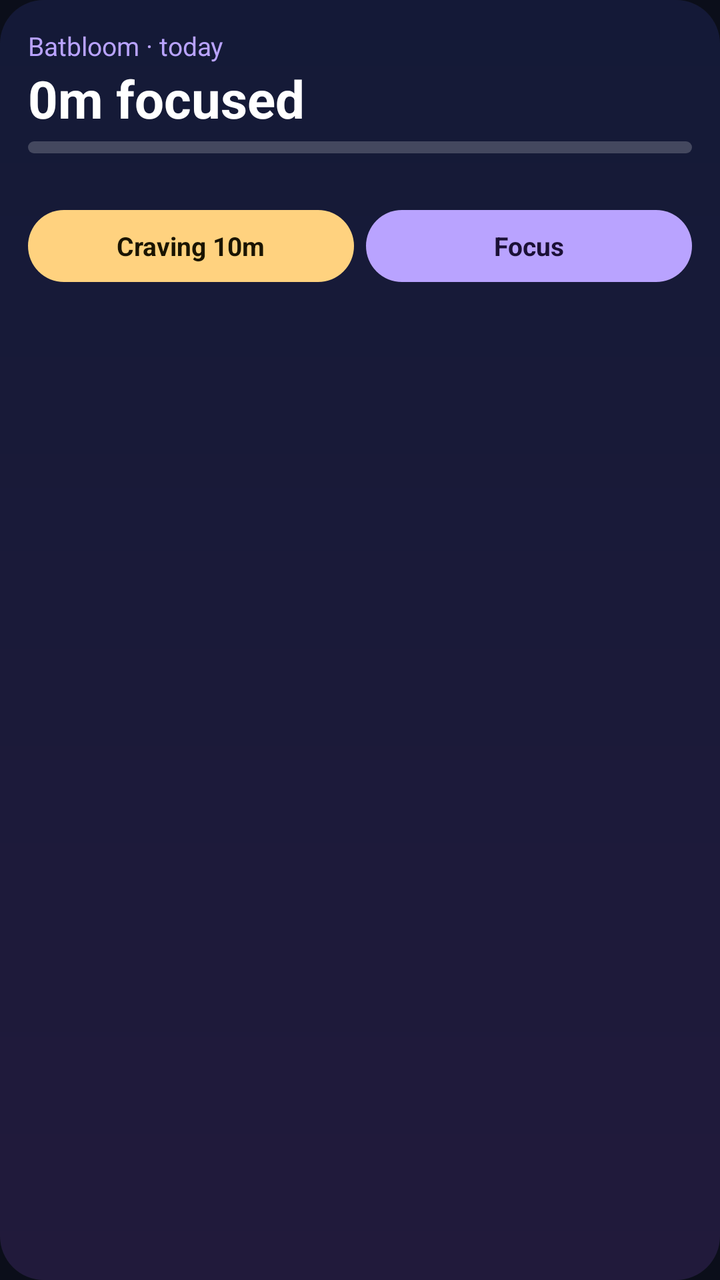
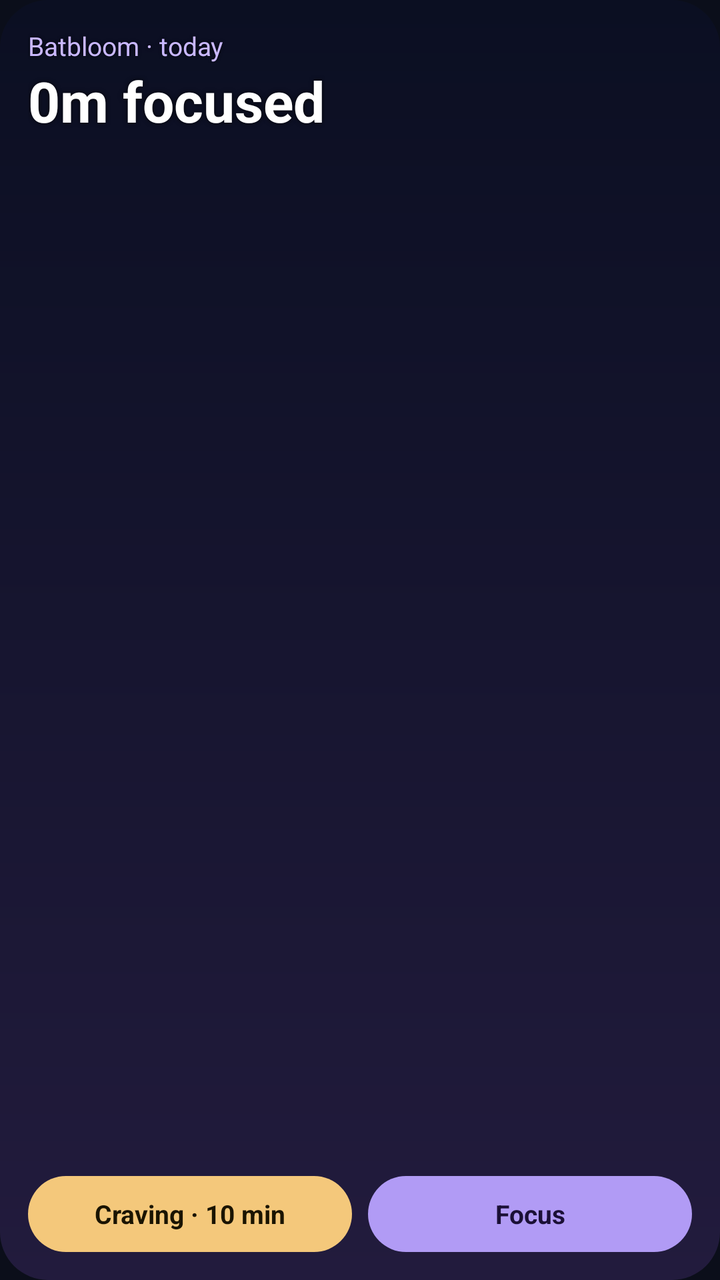

Screens rendered from an Android XML layout before and after an edit, with the pre-edit source and the edit as a unified diff.
<!-- AndroidManifest.xml: application theme Theme.Batbloom -->
<!-- res/layout/widget_bloom.xml -->
<?xml version="1.0" encoding="utf-8"?>
<LinearLayout xmlns:android="http://schemas.android.com/apk/res/android"
    android:id="@+id/w_root"
    android:layout_width="match_parent"
    android:layout_height="match_parent"
    android:background="@drawable/widget_bg"
    android:orientation="vertical"
    android:padding="14dp">

    <TextView
        android:id="@+id/w_title"
        android:layout_width="match_parent"
        android:layout_height="wrap_content"
        android:ellipsize="end"
        android:maxLines="1"
        android:text="Batbloom · today"
        android:textColor="#B9A3FF"
        android:textSize="13sp" />

    <Chronometer
        android:id="@+id/w_timer"
        android:layout_width="wrap_content"
        android:layout_height="wrap_content"
        android:textColor="#FFFFFF"
        android:textSize="30sp"
        android:textStyle="bold"
        android:visibility="gone" />

    <TextView
        android:id="@+id/w_main"
        android:layout_width="match_parent"
        android:layout_height="wrap_content"
        android:maxLines="1"
        android:text="0m focused"
        android:textColor="#FFFFFF"
        android:textSize="26sp"
        android:textStyle="bold" />

    <ProgressBar
        android:id="@+id/w_progress"
        style="@android:style/Widget.ProgressBar.Horizontal"
        android:layout_width="match_parent"
        android:layout_height="6dp"
        android:layout_marginTop="4dp"
        android:max="100"
        android:progressDrawable="@drawable/widget_progress" />

    <TextView
        android:id="@+id/w_sub"
        android:layout_width="match_parent"
        android:layout_height="wrap_content"
        android:layout_marginTop="4dp"
        android:ellipsize="end"
        android:maxLines="2"
        android:textColor="#C8CCE0"
        android:textSize="12sp" />

    <LinearLayout
        android:layout_width="match_parent"
        android:layout_height="wrap_content"
        android:layout_marginTop="8dp"
        android:orientation="horizontal">

        <TextView
            android:id="@+id/w_craving"
            android:layout_width="0dp"
            android:layout_height="36dp"
            android:layout_marginEnd="6dp"
            android:layout_weight="1"
            android:background="@drawable/widget_btn_gold"
            android:gravity="center"
            android:text="Craving 10m"
            android:textColor="#1A1400"
            android:textSize="13sp"
            android:textStyle="bold" />

        <TextView
            android:id="@+id/w_focus"
            android:layout_width="0dp"
            android:layout_height="36dp"
            android:layout_weight="1"
            android:background="@drawable/widget_btn"
            android:gravity="center"
            android:text="Focus"
            android:textColor="#1B1036"
            android:textSize="13sp"
            android:textStyle="bold" />
    </LinearLayout>
</LinearLayout>
<!-- resources referenced by this layout -->
<resources>
  <!-- drawable widget_bg (drawable) -->
  <?xml version="1.0" encoding="utf-8"?>
  <shape xmlns:android="http://schemas.android.com/apk/res/android" android:shape="rectangle">
      <gradient android:angle="270" android:startColor="#F0141A38" android:endColor="#F0221B3D" />
      <corners android:radius="22dp" />
  </shape>
  <!-- drawable widget_btn (drawable) -->
  <?xml version="1.0" encoding="utf-8"?>
  <shape xmlns:android="http://schemas.android.com/apk/res/android" android:shape="rectangle">
      <solid android:color="#B9A3FF" />
      <corners android:radius="18dp" />
  </shape>
  <!-- drawable widget_btn_gold (drawable) -->
  <?xml version="1.0" encoding="utf-8"?>
  <shape xmlns:android="http://schemas.android.com/apk/res/android" android:shape="rectangle">
      <solid android:color="#FFD27F" />
      <corners android:radius="18dp" />
  </shape>
  <!-- drawable widget_progress (drawable) -->
  <?xml version="1.0" encoding="utf-8"?>
  <layer-list xmlns:android="http://schemas.android.com/apk/res/android">
      <item android:id="@android:id/background">
          <shape><solid android:color="#33FFFFFF" /><corners android:radius="3dp" /></shape>
      </item>
      <item android:id="@android:id/progress">
          <clip><shape><solid android:color="#7FE3D0" /><corners android:radius="3dp" /></shape></clip>
      </item>
  </layer-list>
  <style name="Theme.Batbloom" parent="android:Theme.Material.NoActionBar">
          <item name="android:windowBackground">@color/night</item>
          <item name="android:statusBarColor">@android:color/transparent</item>
          <item name="android:navigationBarColor">@android:color/transparent</item>
      </style>
  <color name="night">#0B0E1A</color>
</resources>

<!-- the commit's change to res/layout/widget_bloom.xml (unified diff, before → after) -->
@@ -1,89 +1,105 @@
 <?xml version="1.0" encoding="utf-8"?>
-<LinearLayout xmlns:android="http://schemas.android.com/apk/res/android"
+<FrameLayout xmlns:android="http://schemas.android.com/apk/res/android"
     android:id="@+id/w_root"
     android:layout_width="match_parent"
     android:layout_height="match_parent"
-    android:background="@drawable/widget_bg"
-    android:orientation="vertical"
-    android:padding="14dp">
+    android:background="@drawable/widget_bg">
 
-    <TextView
-        android:id="@+id/w_title"
+    
+    <ImageView
+        android:id="@+id/w_art"
         android:layout_width="match_parent"
-        android:layout_height="wrap_content"
-        android:ellipsize="end"
-        android:maxLines="1"
-        android:text="Batbloom · today"
-        android:textColor="#B9A3FF"
-        android:textSize="13sp" />
-
-    <Chronometer
-        android:id="@+id/w_timer"
-        android:layout_width="wrap_content"
-        android:layout_height="wrap_content"
-        android:textColor="#FFFFFF"
-        android:textSize="30sp"
-        android:textStyle="bold"
-        android:visibility="gone" />
-
-    <TextView
-        android:id="@+id/w_main"
-        android:layout_width="match_parent"
-        android:layout_height="wrap_content"
-        android:maxLines="1"
-        android:text="0m focused"
-        android:textColor="#FFFFFF"
-        android:textSize="26sp"
-        android:textStyle="bold" />
-
-    <ProgressBar
-        android:id="@+id/w_progress"
-        style="@android:style/Widget.ProgressBar.Horizontal"
-        android:layout_width="match_parent"
-        android:layout_height="6dp"
-        android:layout_marginTop="4dp"
-        android:max="100"
-        android:progressDrawable="@drawable/widget_progress" />
-
-    <TextView
-        android:id="@+id/w_sub"
-        android:layout_width="match_parent"
-        android:layout_height="wrap_content"
-        android:layout_marginTop="4dp"
-        android:ellipsize="end"
-        android:maxLines="2"
-        android:textColor="#C8CCE0"
-        android:textSize="12sp" />
+        android:layout_height="match_parent"
+        android:contentDescription="@null"
+        android:scaleType="fitXY" />
 
     <LinearLayout
         android:layout_width="match_parent"
-        android:layout_height="wrap_content"
-        android:layout_marginTop="8dp"
-        android:orientation="horizontal">
+        android:layout_height="match_parent"
+        android:orientation="vertical"
+        android:padding="14dp">
 
         <TextView
-            android:id="@+id/w_craving"
-            android:layout_width="0dp"
-            android:layout_height="36dp"
-            android:layout_marginEnd="6dp"
-            android:layout_weight="1"
-            android:background="@drawable/widget_btn_gold"
-            android:gravity="center"
-            android:text="Craving 10m"
-            android:textColor="#1A1400"
-            android:textSize="13sp"
+            android:id="@+id/w_title"
+            android:layout_width="match_parent"
+            android:layout_height="wrap_content"
+            android:ellipsize="end"
+            android:maxLines="1"
+            android:shadowColor="#CC000000"
+            android:shadowRadius="4"
+            android:text="Batbloom · today"
+            android:textColor="#C9B8FF"
+            android:textSize="13sp" />
+
+        <Chronometer
+            android:id="@+id/w_timer"
+            android:layout_width="wrap_content"
+            android:layout_height="wrap_content"
+            android:shadowColor="#CC000000"
+            android:shadowRadius="6"
+            android:textColor="#FFFFFF"
+            android:textSize="32sp"
+            android:textStyle="bold"
+            android:visibility="gone" />
+
+        <TextView
+            android:id="@+id/w_main"
+            android:layout_width="wrap_content"
+            android:layout_height="wrap_content"
+            android:maxLines="1"
+            android:shadowColor="#CC000000"
+            android:shadowRadius="6"
+            android:text="0m focused"
+            android:textColor="#FFFFFF"
+            android:textSize="28sp"
             android:textStyle="bold" />
 
         <TextView
-            android:id="@+id/w_focus"
-            android:layout_width="0dp"
-            android:layout_height="36dp"
-            android:layout_weight="1"
-            android:background="@drawable/widget_btn"
-            android:gravity="center"
-            android:text="Focus"
-            android:textColor="#1B1036"
-            android:textSize="13sp"
-            android:textStyle="bold" />
+            android:id="@+id/w_sub"
+            android:layout_width="match_parent"
+            android:layout_height="wrap_content"
+            android:layout_marginTop="2dp"
+            android:ellipsize="end"
+            android:maxLines="3"
+            android:shadowColor="#CC000000"
+            android:shadowRadius="4"
+            android:textColor="#D8DCEE"
+            android:textSize="12sp" />
+
+        <FrameLayout
+            android:layout_width="match_parent"
+            android:layout_height="0dp"
+            android:layout_weight="1" />
+
+        <LinearLayout
+            android:layout_width="match_parent"
+            android:layout_height="wrap_content"
+            android:orientation="horizontal">
+
+            <TextView
+                android:id="@+id/w_craving"
+                android:layout_width="0dp"
+                android:layout_height="38dp"
+                android:layout_marginEnd="8dp"
+                android:layout_weight="1"
+                android:background="@drawable/widget_btn_gold"
+                android:gravity="center"
+                android:text="Craving · 10 min"
+                android:textColor="#1A1400"
+                android:textSize="13sp"
+                android:textStyle="bold" />
+
+            <TextView
+                android:id="@+id/w_focus"
+                android:layout_width="0dp"
+                android:layout_height="38dp"
+                android:layout_weight="1"
+                android:background="@drawable/widget_btn"
+                android:gravity="center"
+                android:text="Focus"
+                android:textColor="#1B1036"
+                android:textSize="13sp"
+                android:textStyle="bold" />
+        </LinearLayout>
     </LinearLayout>
-</LinearLayout>
+</FrameLayout>
<!-- resource entries referenced after the edit -->
@@ -3,31 +3,21 @@
   <!-- drawable widget_bg (drawable) -->
   <?xml version="1.0" encoding="utf-8"?>
   <shape xmlns:android="http://schemas.android.com/apk/res/android" android:shape="rectangle">
-      <gradient android:angle="270" android:startColor="#F0141A38" android:endColor="#F0221B3D" />
-      <corners android:radius="22dp" />
+      <gradient android:angle="270" android:startColor="#FF0B0F22" android:endColor="#FF221B3D" />
+      <corners android:radius="24dp" />
   </shape>
   <!-- drawable widget_btn (drawable) -->
   <?xml version="1.0" encoding="utf-8"?>
   <shape xmlns:android="http://schemas.android.com/apk/res/android" android:shape="rectangle">
-      <solid android:color="#B9A3FF" />
-      <corners android:radius="18dp" />
+      <solid android:color="#F2B9A3FF" />
+      <corners android:radius="19dp" />
   </shape>
   <!-- drawable widget_btn_gold (drawable) -->
   <?xml version="1.0" encoding="utf-8"?>
   <shape xmlns:android="http://schemas.android.com/apk/res/android" android:shape="rectangle">
-      <solid android:color="#FFD27F" />
-      <corners android:radius="18dp" />
+      <solid android:color="#F2FFD27F" />
+      <corners android:radius="19dp" />
   </shape>
-  <!-- drawable widget_progress (drawable) -->
-  <?xml version="1.0" encoding="utf-8"?>
-  <layer-list xmlns:android="http://schemas.android.com/apk/res/android">
-      <item android:id="@android:id/background">
-          <shape><solid android:color="#33FFFFFF" /><corners android:radius="3dp" /></shape>
-      </item>
-      <item android:id="@android:id/progress">
-          <clip><shape><solid android:color="#7FE3D0" /><corners android:radius="3dp" /></shape></clip>
-      </item>
-  </layer-list>
   <style name="Theme.Batbloom" parent="android:Theme.Material.NoActionBar">
           <item name="android:windowBackground">@color/night</item>
           <item name="android:statusBarColor">@android:color/transparent</item>
